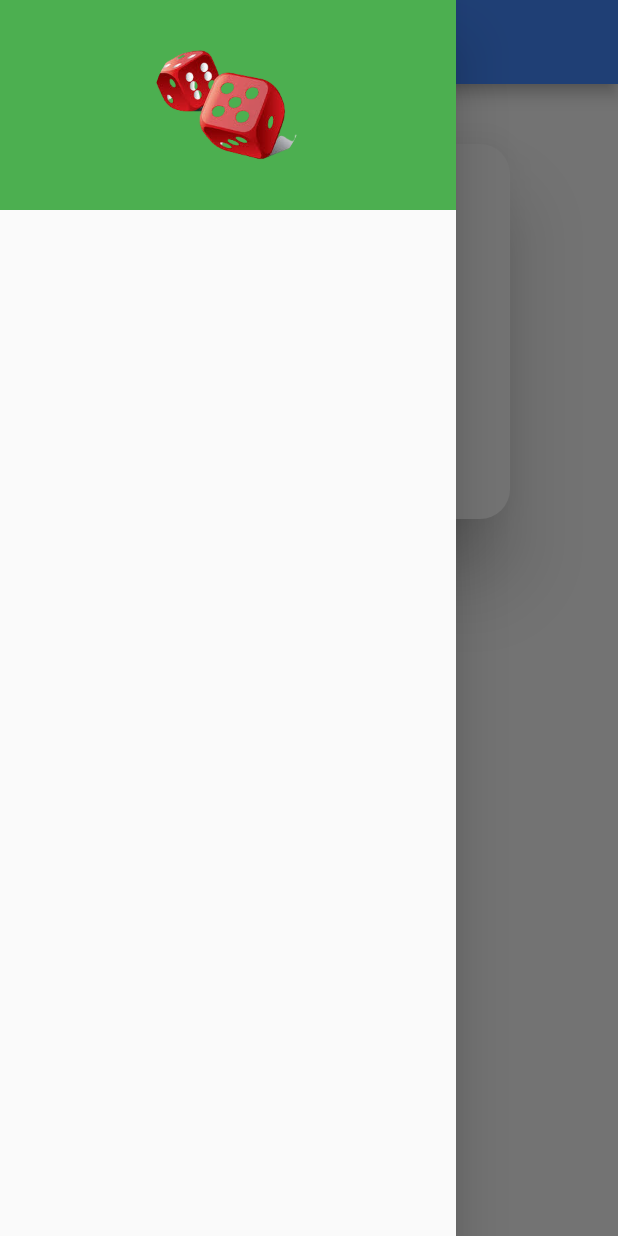
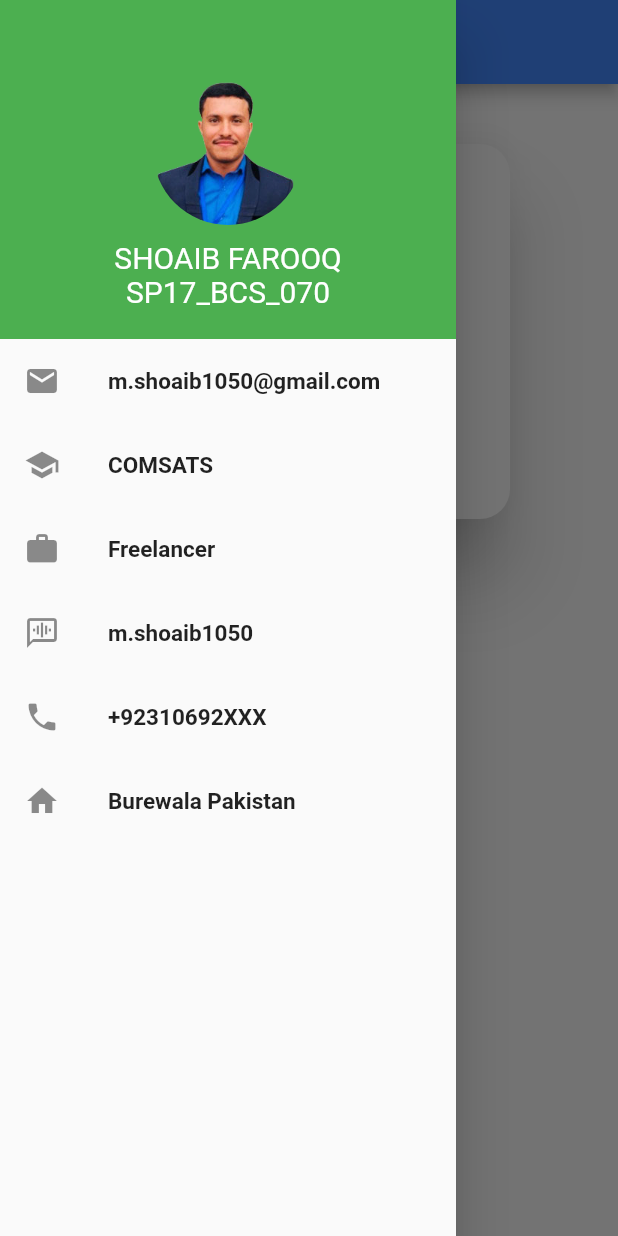
Before and after one commit to SHOAIB1050/SP17_BCS_070-SHOAIB-FAROOQ, a Flutter app: the screen it shows after launch, with the side drawer open, on a phone screen of 412 x 824 dp. Run offline on Flutter 3.47's test engine with Material 2 defaults, Android fonts, the light colour scheme and no system bars; project files that could hold a hidden picture were left out.

```diff
--- a/dis_app/lib/MainDrawer.dart
+++ b/dis_app/lib/MainDrawer.dart
@@ -1,3 +1,4 @@
+import 'package:flutter/cupertino.dart';
 import 'package:flutter/material.dart';
 
 class MainDrawer extends StatelessWidget {
@@ -16,15 +17,66 @@ class MainDrawer extends StatelessWidget {
                   Container(
                     width: 100,
                     height: 100,
+                    margin: EdgeInsets.only(top: 30, bottom: 10),
                     decoration: BoxDecoration(
                       shape: BoxShape.circle,
                       image: DecorationImage(
-                        image: AssetImage('assets/imags/1.png'),
-                      ),
+                          image: AssetImage('assets/imags/2.png'),
+                          fit: BoxFit.fill),
                     ),
+                  ),
+                  Text(
+                    "SHOAIB FAROOQ",
+                    style: TextStyle(color: Colors.white, fontSize: 20),
+                  ),
+                  Text(
+                    "SP17_BCS_070",
+                    style: TextStyle(color: Colors.white, fontSize: 20),
                   )
                 ],
               ),
+            ),
+          ),
+          ListTile(
+            leading: Icon(Icons.email),
+            title: Text(
+              "m.shoaib1050@gmail.com",
+              style: TextStyle(fontSize: 15, fontWeight: FontWeight.bold),
+            ),
+          ),
+          ListTile(
+            leading: Icon(Icons.school),
+            title: Text(
+              "COMSATS",
+              style: TextStyle(fontSize: 15, fontWeight: FontWeight.bold),
+            ),
+          ),
+          ListTile(
+            leading: Icon(Icons.work),
+            title: Text(
+              "Freelancer",
+              style: TextStyle(fontSize: 15, fontWeight: FontWeight.bold),
+            ),
+          ),
+          ListTile(
+            leading: Icon(Icons.voice_chat),
+            title: Text(
+              "m.shoaib1050",
+              style: TextStyle(fontSize: 15, fontWeight: FontWeight.bold),
+            ),
+          ),
+          ListTile(
+            leading: Icon(Icons.phone),
+            title: Text(
+              "+92310692XXX",
+              style: TextStyle(fontSize: 15, fontWeight: FontWeight.bold),
+            ),
+          ),
+          ListTile(
+            leading: Icon(Icons.home),
+            title: Text(
+              "Burewala Pakistan",
+              style: TextStyle(fontSize: 15, fontWeight: FontWeight.bold),
             ),
           )
         ],
```
